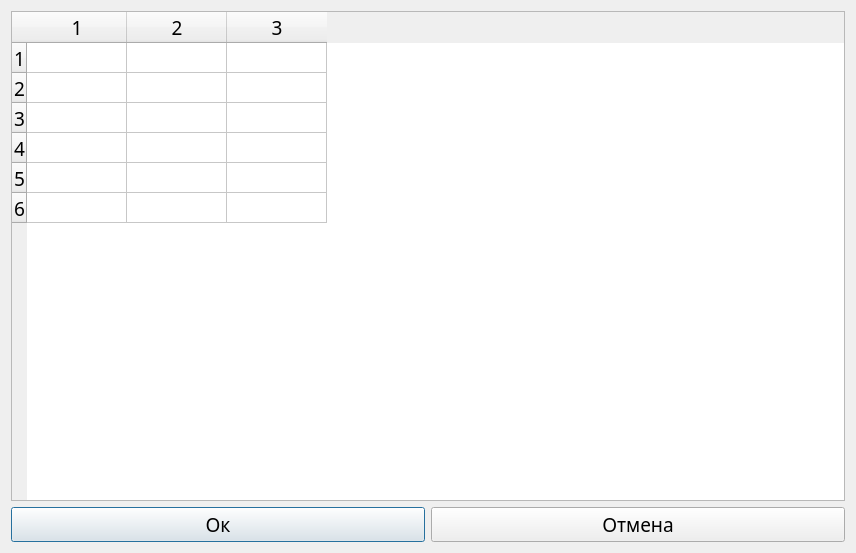
This is Shedule/groupcreator.ui in Kr-EA/Shedule as Qt 5 draws it before an edit. The edited form follows.
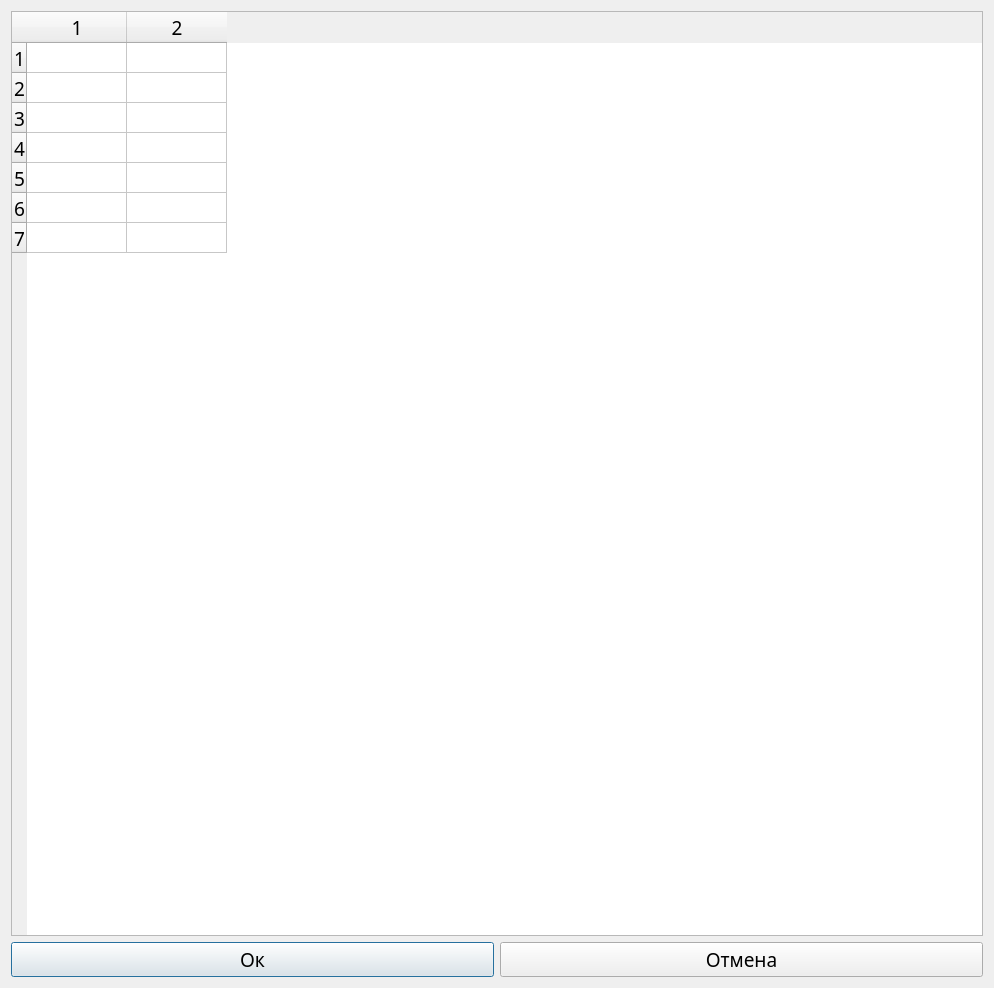
This is the edited form.

Commit message: Created a CreateGroup dialog window and put ready table into mainwindow

Patch:
```diff
--- a/Shedule/groupcreator.ui
+++ b/Shedule/groupcreator.ui
@@ -6,8 +6,8 @@
    <rect>
     <x>0</x>
     <y>0</y>
-    <width>856</width>
-    <height>553</height>
+    <width>994</width>
+    <height>988</height>
    </rect>
   </property>
   <property name="sizePolicy">
@@ -55,10 +55,10 @@
       <enum>Qt::PenStyle::SolidLine</enum>
      </property>
      <property name="rowCount">
-      <number>6</number>
+      <number>7</number>
      </property>
      <property name="columnCount">
-      <number>3</number>
+      <number>2</number>
      </property>
      <row/>
      <row/>
@@ -66,7 +66,7 @@
      <row/>
      <row/>
      <row/>
-     <column/>
+     <row/>
      <column/>
      <column/>
     </widget>
```
The commit also changes 6 other files.
